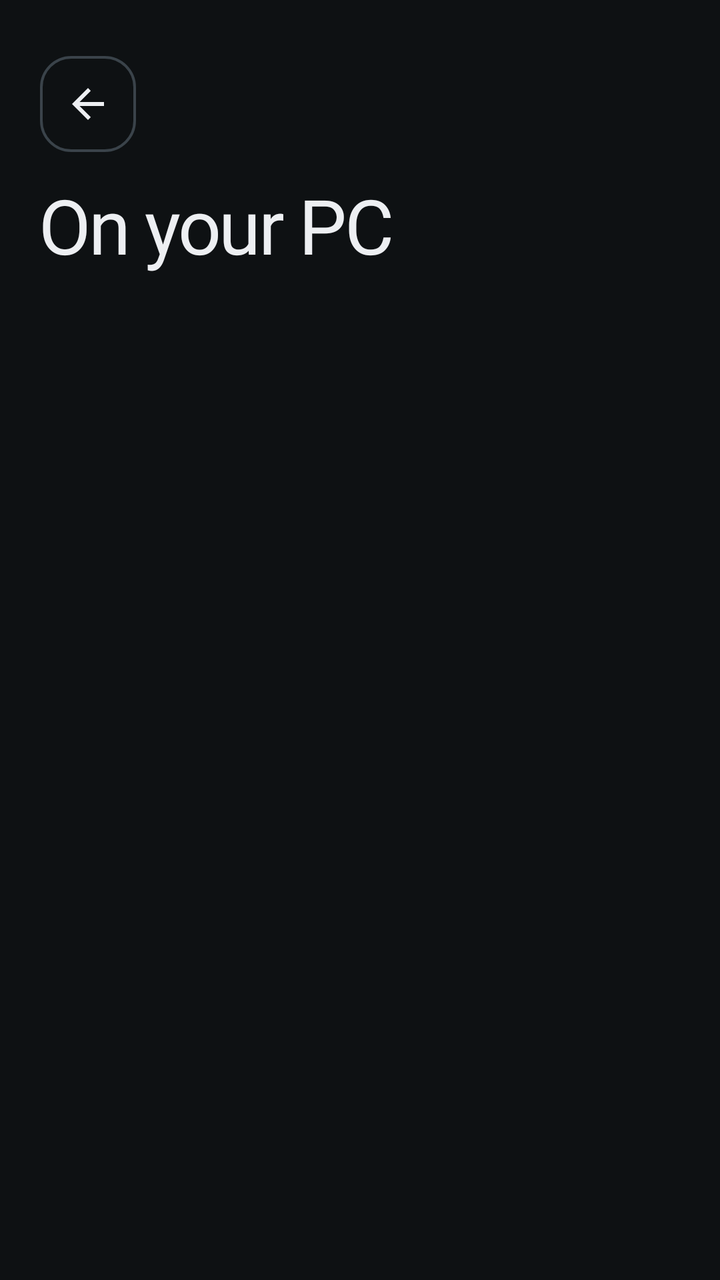
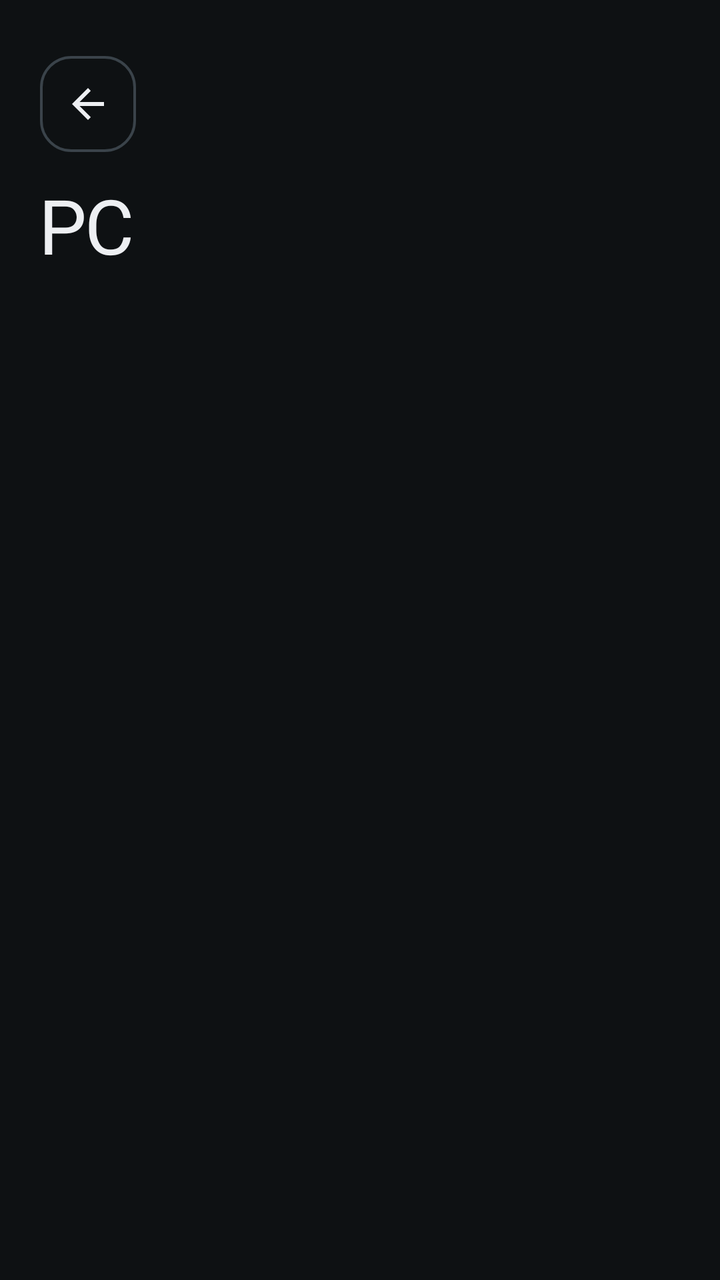

Two renders of the same Android screen: before a commit and after it. Below are the layout's source before the change and the commit's diff.
<!-- AndroidManifest.xml: application theme Theme.Planj -->
<!-- res/layout/activity_pc_apps.xml -->
<?xml version="1.0" encoding="utf-8"?>
<ScrollView xmlns:android="http://schemas.android.com/apk/res/android"
    android:layout_width="match_parent"
    android:layout_height="match_parent"
    android:fillViewport="true"
    android:fitsSystemWindows="true"
    android:scrollbars="none">

    <LinearLayout style="@style/Page">

        <ImageView
            android:id="@+id/back"
            style="@style/CircleButton"
            android:layout_marginBottom="16dp"
            android:contentDescription="Back"
            android:src="@drawable/ic_back" />

        <TextView
            style="@style/PageTitle"
            android:text="On your PC" />

        <TextView
            android:id="@+id/summary"
            style="@style/PageSubtitle" />

        <LinearLayout
            android:id="@+id/list"
            android:layout_width="match_parent"
            android:layout_height="wrap_content"
            android:layout_marginTop="20dp"
            android:orientation="vertical" />
    </LinearLayout>
</ScrollView>
<!-- resources referenced by this layout -->
<resources>
  <!-- drawable ic_back (drawable) -->
  <?xml version="1.0" encoding="utf-8"?>
  <vector xmlns:android="http://schemas.android.com/apk/res/android" android:width="24dp" android:height="24dp" android:viewportWidth="24" android:viewportHeight="24">
      <path android:fillColor="#FFFFFFFF" android:pathData="M20,11H7.8l5.6,-5.6L12,4l-8,8 8,8 1.4,-1.4L7.8,13H20v-2z" />
  </vector>
  <style name="CircleButton" parent="">
          <item name="android:layout_width">48dp</item>
          <item name="android:layout_height">48dp</item>
          <item name="android:background">@drawable/btn_circle</item>
          <item name="android:padding">12dp</item>
          <item name="android:scaleType">fitCenter</item>
          <item name="android:tint">@color/text</item>
      </style>
  <style name="Page" parent="">
          <item name="android:layout_width">match_parent</item>
          <item name="android:layout_height">wrap_content</item>
          <item name="android:orientation">vertical</item>
          <item name="android:paddingStart">20dp</item>
          <item name="android:paddingEnd">20dp</item>
          <item name="android:paddingTop">28dp</item>
          <item name="android:paddingBottom">32dp</item>
      </style>
  <style name="PageSubtitle" parent="">
          <item name="android:layout_width">match_parent</item>
          <item name="android:layout_height">wrap_content</item>
          <item name="android:layout_marginTop">6dp</item>
          <item name="android:textColor">@color/muted</item>
          <item name="android:textSize">15sp</item>
      </style>
  <style name="PageTitle" parent="Display.XL" />
  <!-- drawable btn_circle (drawable) -->
  <?xml version="1.0" encoding="utf-8"?>
  <ripple xmlns:android="http://schemas.android.com/apk/res/android" android:color="@color/ripple">
      <item>
          <shape android:shape="rectangle">
              <solid android:color="#00000000" />
              <stroke android:width="1.2dp" android:color="@color/border_strong" />
              <corners android:radius="15dp" />
          </shape>
      </item>
      <item android:id="@android:id/mask">
          <shape android:shape="rectangle">
              <solid android:color="#FFFFFFFF" />
              <corners android:radius="15dp" />
          </shape>
      </item>
  </ripple>
  <color name="text">#EDEFF2</color>
  <color name="muted">#9AA3AB</color>
  <style name="Display.XL">
          <item name="android:textSize">38sp</item>
      </style>
  <color name="bg">#0E1113</color>
  <color name="accent">#2EC4B6</color>
  <style name="PageTransitions" parent="@android:style/Animation.Activity">
          <item name="android:activityOpenEnterAnimation">@anim/slide_in_right</item>
          <item name="android:activityOpenExitAnimation">@anim/slide_out_left</item>
          <item name="android:activityCloseEnterAnimation">@anim/slide_in_left</item>
          <item name="android:activityCloseExitAnimation">@anim/slide_out_right</item>
      </style>
  <!-- drawable splash_pj_animated (drawable) -->
  <?xml version="1.0" encoding="utf-8"?>
  <animated-vector xmlns:android="http://schemas.android.com/apk/res/android" android:drawable="@drawable/splash_pj">
      <target android:name="letters" android:animation="@animator/pj_letters_in" />
      <target android:name="lean" android:animation="@animator/pj_lean_in" />
      <target android:name="tail" android:animation="@animator/pj_swash_draw" />
      <target android:name="dotGroup" android:animation="@animator/pj_dot_drop" />
      <target android:name="dot" android:animation="@animator/pj_dot_show" />
  </animated-vector>
  <color name="ripple">#22FFFFFF</color>
  <color name="border_strong">#3A434A</color>
  <!-- unchanged entries left out for length: 2 -->
</resources>

<!-- the commit's change to res/layout/activity_pc_apps.xml (unified diff, before → after) -->
@@ -16,8 +16,9 @@
             android:src="@drawable/ic_back" />
 
         <TextView
+            android:id="@+id/title"
             style="@style/PageTitle"
-            android:text="On your PC" />
+            android:text="PC" />
 
         <TextView
             android:id="@+id/summary"
